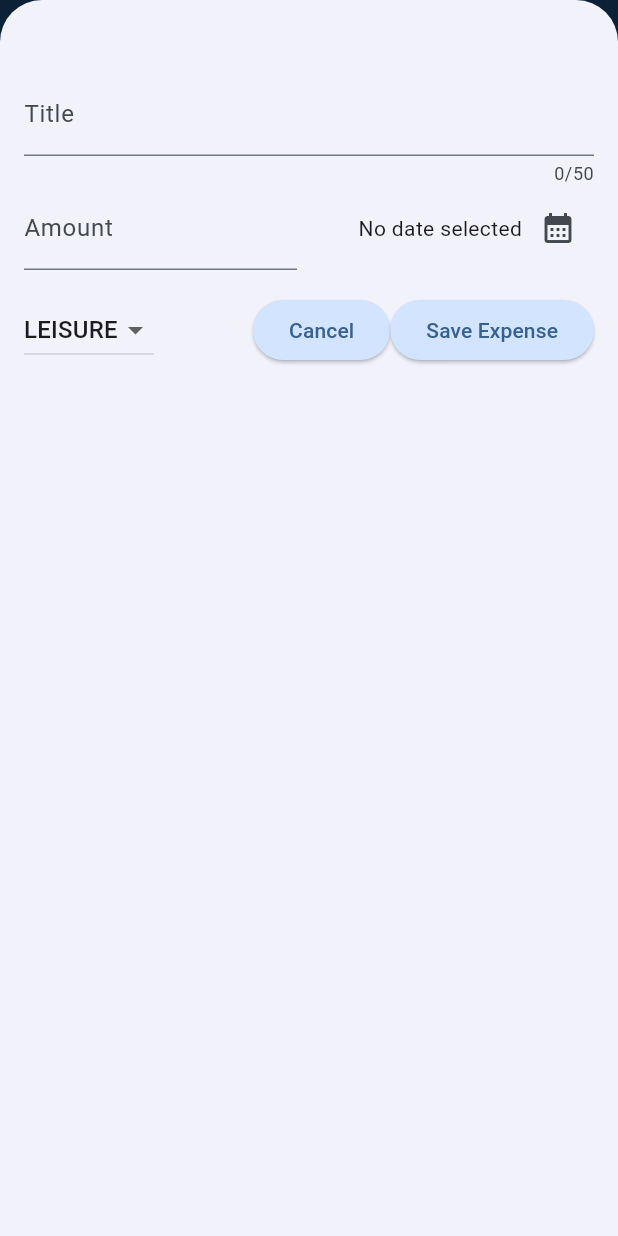
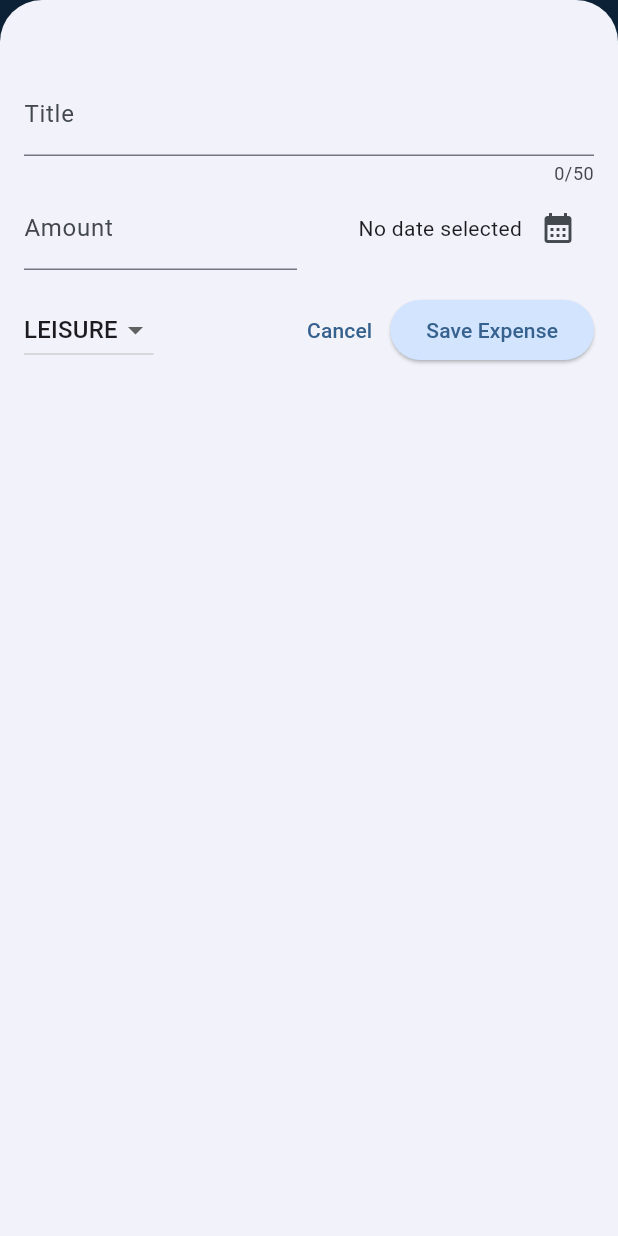
Before and after one commit to javakanaya/flutter-udemy, a Flutter app: the screen it shows after launch, after a tap on the "add" icon, on a phone screen of 412 x 824 dp. Run offline on Flutter 3.47's test engine with Material 3 defaults, Android fonts, the phone set to English and light mode, and no system bars; our stand-ins replace google_fonts.

Commit message:
feat: dark theme styling

```diff
--- a/expense_tracker/lib/main.dart
+++ b/expense_tracker/lib/main.dart
@@ -4,10 +4,27 @@ import 'package:flutter/material.dart';
 var kColorScheme = ColorScheme.fromSeed(
   seedColor: const Color.fromARGB(255, 3, 125, 211),
 );
+
+var kDarkColorScheme = ColorScheme.fromSeed(
+  brightness: Brightness.dark,
+  seedColor: const Color.fromARGB(255, 6, 84, 137),
+);
 void main() {
   runApp(
     MaterialApp(
       // copyWith() is to create a new ThemeData object with the specified changes
+      darkTheme: ThemeData.dark().copyWith(
+        colorScheme: kDarkColorScheme,
+        cardTheme: const CardTheme().copyWith(
+          color: kDarkColorScheme.secondaryContainer,
+          margin: const EdgeInsets.symmetric(horizontal: 16, vertical: 8),
+        ),
+        elevatedButtonTheme: ElevatedButtonThemeData(
+          style: ElevatedButton.styleFrom(
+              backgroundColor: kDarkColorScheme.primaryContainer,
+              foregroundColor: kDarkColorScheme.onPrimaryContainer),
+        ),
+      ),
       theme: ThemeData().copyWith(
         colorScheme: kColorScheme,
         appBarTheme: const AppBarTheme().copyWith(
@@ -24,11 +41,12 @@ void main() {
         ),
         textTheme: ThemeData().textTheme.copyWith(
               titleLarge: TextStyle(
-                  fontWeight: FontWeight.normal,
+                  fontWeight: FontWeight.bold,
                   color: kColorScheme.onSecondaryContainer,
-                  fontSize: 24),
+                  fontSize: 16),
             ),
       ),
+      themeMode: ThemeMode.system, // default is ThemeMode.system
       home: const Expenses(),
     ),
   );
--- a/expense_tracker/lib/widgets/expenses_list/expense_item.dart
+++ b/expense_tracker/lib/widgets/expenses_list/expense_item.dart
@@ -12,8 +12,12 @@ class ExpenseItem extends StatelessWidget {
       child: Padding(
         padding: const EdgeInsets.symmetric(horizontal: 20, vertical: 10),
         child: Column(
+          crossAxisAlignment: CrossAxisAlignment.start,
           children: [
-            Text(expense.title),
+            Text(
+              expense.title,
+              style: Theme.of(context).textTheme.titleLarge,
+            ),
             const SizedBox(height: 4),
             Row(
               children: [
--- a/expense_tracker/lib/widgets/expenses_list/expenses_list.dart
+++ b/expense_tracker/lib/widgets/expenses_list/expenses_list.dart
@@ -27,6 +27,13 @@ class ExpensesList extends StatelessWidget {
               onDismissed: (direction) {
                 onRemoveExpense(expenses[index]);
               },
+              background: Container(
+                margin: Theme.of(context).cardTheme.margin,
+                decoration: BoxDecoration(
+                  color: Theme.of(context).colorScheme.error.withOpacity(0.75),
+                  borderRadius: BorderRadius.circular(8),
+                ),
+              ),
               key: ValueKey(expenses[index]),
               child: ExpenseItem(expenses[index])),
       itemCount: expenses.length,
--- a/expense_tracker/lib/widgets/new_expense.dart
+++ b/expense_tracker/lib/widgets/new_expense.dart
@@ -152,8 +152,8 @@ class _NewExpenseState extends State<NewExpense> {
                         _selectedCategory = value;
                       });
                     }),
-                Spacer(),
-                ElevatedButton(
+                const Spacer(),
+                TextButton(
                   onPressed: () {
                     Navigator.pop(context);
                   },
```
